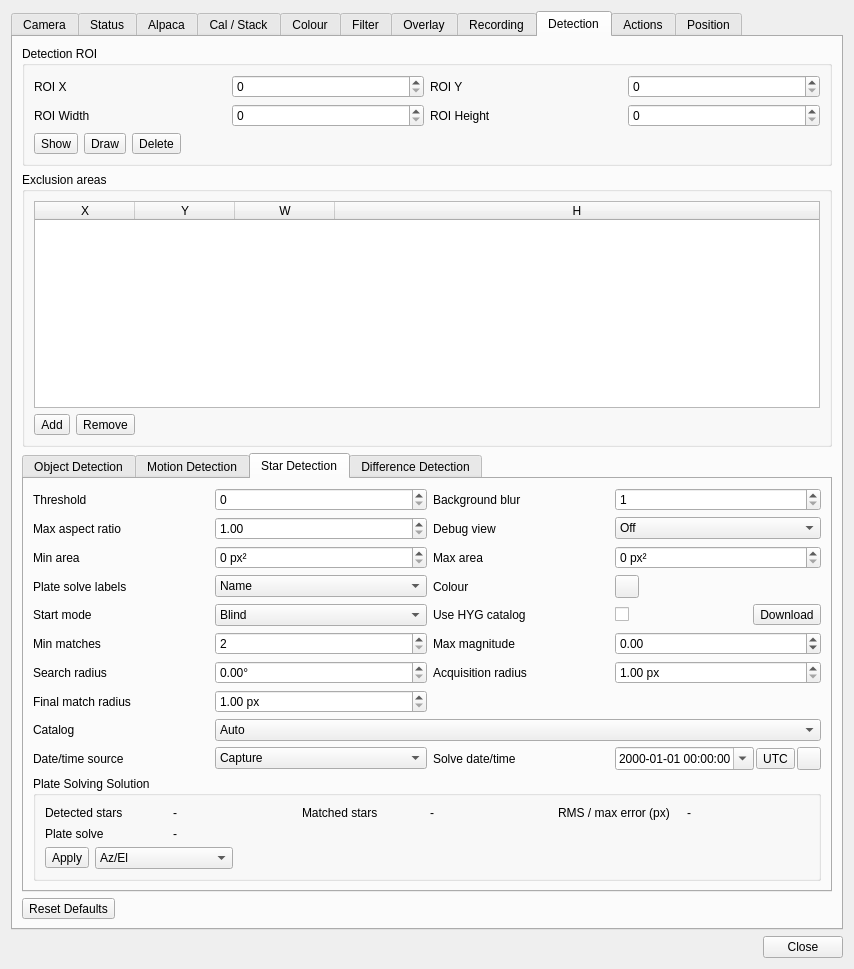
This is plugins/feature/camera/camerasettingsdialog.ui in srcejon/sdrangel as Qt 5 draws it before an edit. The edited form follows.
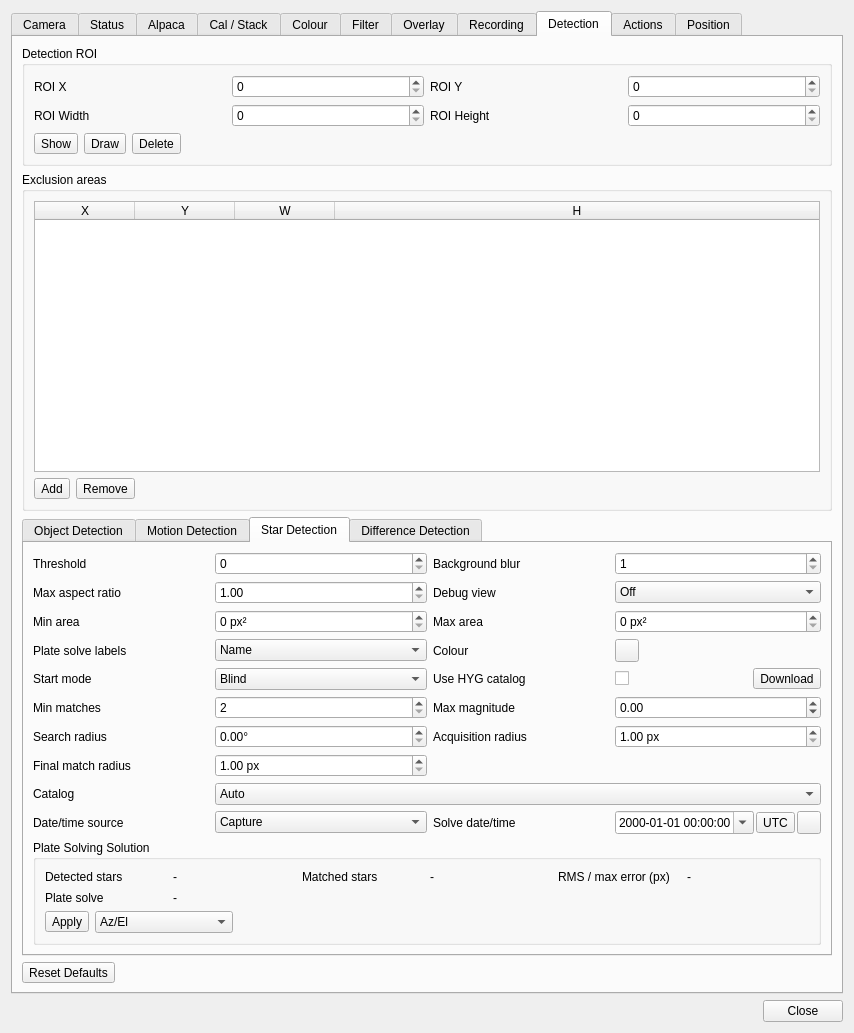
This is the edited form. The open tabs and pages were chosen to show the change. Icons and pictures are not drawn. Custom widgets are drawn as their Qt base class.

Commit message: Update max magnitude to 13. Default to 5.

The edit to the form file:
```diff
--- a/plugins/feature/camera/camerasettingsdialog.ui
+++ b/plugins/feature/camera/camerasettingsdialog.ui
@@ -7,7 +7,7 @@
     <x>0</x>
     <y>0</y>
     <width>854</width>
-    <height>969</height>
+    <height>1033</height>
    </rect>
   </property>
   <property name="windowTitle">
@@ -5423,7 +5423,7 @@
               <double>-2.000000000000000</double>
              </property>
              <property name="maximum">
-              <double>11.000000000000000</double>
+              <double>13.000000000000000</double>
              </property>
              <property name="singleStep">
               <double>0.100000000000000</double>
```
Left out of the diff: 2 changed lines with no effect on the pictures. The commit also changes 2 other files.
